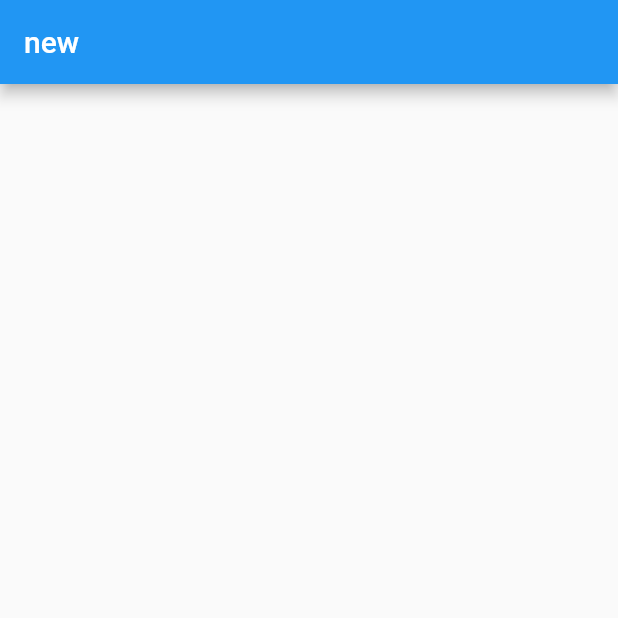
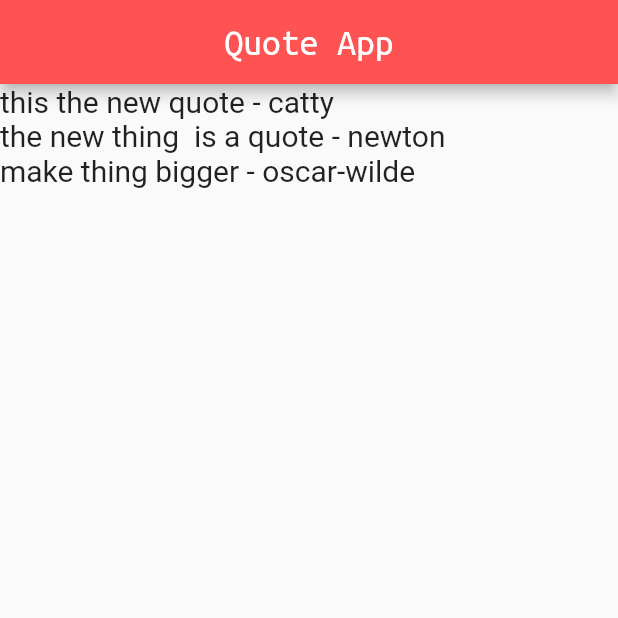
Before and after one commit to SimpleIndian/Learning_flutter, a Flutter app: the screen it shows after launch, on a phone screen of 412 x 824 dp, the top half of it. Run offline on Flutter 3.47's test engine with Material 2 defaults, Android fonts, the phone set to English and light mode, and no system bars.

Commit message:
Working with list and custom class in Flutter

```diff
--- a/lib/main.dart
+++ b/lib/main.dart
@@ -1,16 +1,41 @@
 import 'package:flutter/material.dart';
+import './quote.dart';
+void main() =>
+  runApp(MaterialApp(debugShowCheckedModeBanner: false, home: Myquote()));
 
-void main() => runApp(MaterialApp(
-      debugShowCheckedModeBanner: false,
-      home: NewList(),
-    ));
-class NewList extends StatelessWidget {
+class Myquote extends StatefulWidget {
+  @override
+  _MyquoteState createState() => _MyquoteState();
+}
+
+class _MyquoteState extends State<Myquote> {
+  List<Quotes> quoteList = [
+    Quotes(author:'catty', text: 'this the new quote'),
+    Quotes(author:'newton', text: 'the new thing  is a quote'),
+    Quotes(author:'oscar-wilde',text: 'make thing bigger'),
+  ];
+
   @override
   Widget build(BuildContext context) {
     return Scaffold(
-      appBar:AppBar(
-      title: Text('new'),
-    ),
-    );
+      appBar: AppBar(
+        title: Text(
+          'Quote App',
+          style: TextStyle(fontFamily: 'ubuntu', fontSize: 25.0),
+        ),
+        centerTitle: true,
+        backgroundColor: Colors.redAccent,
+      ),
+      body: Column(
+        crossAxisAlignment: CrossAxisAlignment.start,
+          children: quoteList.map((quote) {
+            return Text(
+              '${quote.text} - ${quote.author}',  //here i use the quote class property
+            style: TextStyle(
+              fontSize:20.0
+            ),
+            );
+          }).toList()
+    ));
   }
 }
--- /dev/null
+++ b/lib/quote.dart
@@ -0,0 +1,5 @@
+class Quotes {
+  String text;
+  String author;
+  Quotes({this.author, this.text}); //making this a named paramerter in constructor
+}
```
Also changed, not shown: 1 other file.
